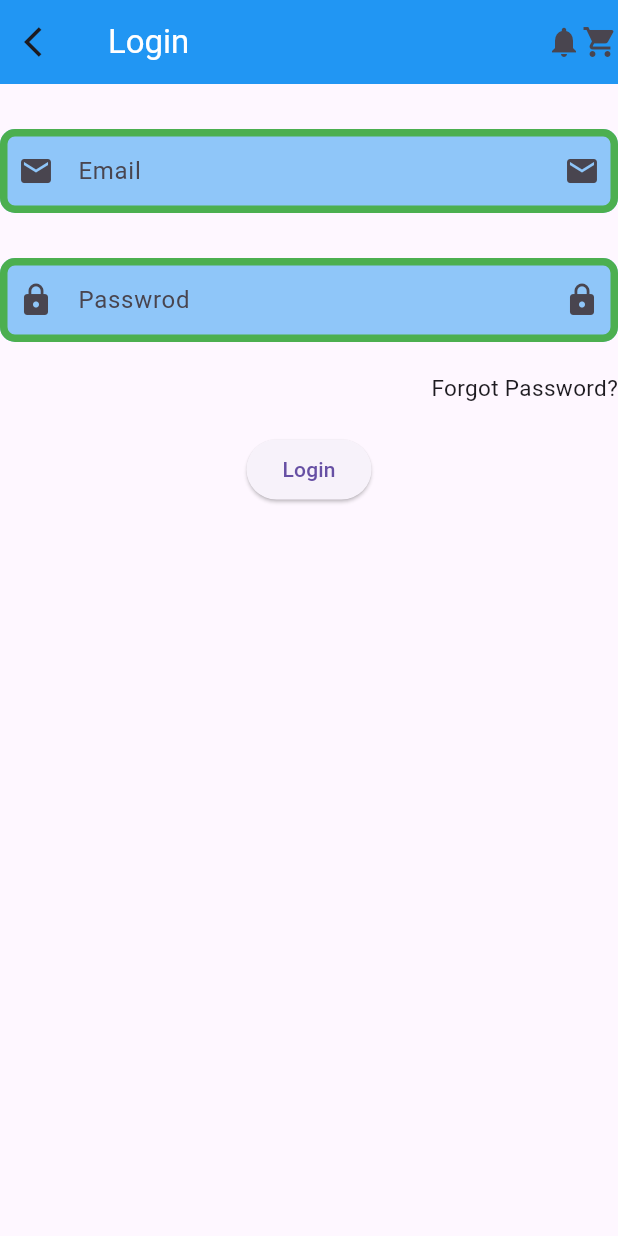
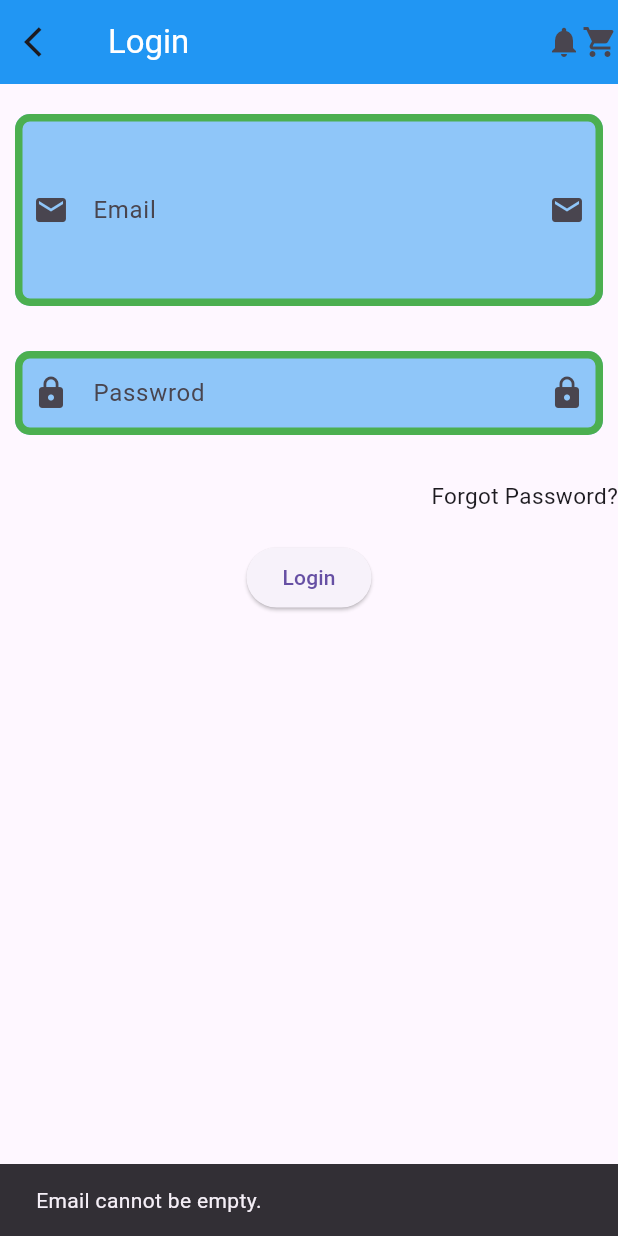
Before and after one commit to MuhammadAliKust/Flutter-B13, a Flutter app: the screen it shows after launch, after a tap on "Login", on a phone screen of 412 x 824 dp. Run offline on Flutter 3.47's test engine with Material 3 defaults, Android fonts, the phone set to English and light mode, and no system bars; our stand-ins replace image_picker, string_validator.

Commit message:
Validation Done

```diff
--- a/lib/login.dart
+++ b/lib/login.dart
@@ -1,7 +1,10 @@
 import 'package:flutter/material.dart';
+import 'package:string_validator/string_validator.dart';
+class LoginView extends StatelessWidget {
+  LoginView({super.key});
 
-class LoginView extends StatelessWidget {
-  const LoginView({super.key});
+  TextEditingController emailController = TextEditingController();
+  TextEditingController pwdController = TextEditingController();
 
   @override
   Widget build(BuildContext context) {
@@ -21,9 +24,13 @@ class LoginView extends StatelessWidget {
       body: Column(
         children: [
           SizedBox(
-            height: 30,
+            height: 10,
           ),
-          TextField(
+          Padding(
+            padding: const EdgeInsets.all(10),
+            child: TextField(
+              controller: emailController,
+              maxLines: 4,
               decoration: InputDecoration(
                   label: Text("Email"),
                   hintText: 'test@gmail.com',
@@ -41,10 +48,17 @@ class LoginView extends StatelessWidget {
                       borderRadius: BorderRadius.circular(10),
                       borderSide: BorderSide(color: Colors.green, width: 5))),
             ),
+          ),
           SizedBox(
-            height: 30,
+            height: 10,
           ),
-          TextField(
+          Padding(
+            padding: const EdgeInsets.all(10.0),
+            child: TextField(
+              controller: pwdController,
+              keyboardType: TextInputType.emailAddress,
+
+              obscureText: true,
               decoration: InputDecoration(
                   label: Text("Passwrod"),
                   hintText: 'Password must be 6 or more characters.',
@@ -62,6 +76,7 @@ class LoginView extends StatelessWidget {
                       borderRadius: BorderRadius.circular(10),
                       borderSide: BorderSide(color: Colors.green, width: 5))),
             ),
+          ),
           SizedBox(
             height: 20,
           ),
@@ -75,7 +90,30 @@ class LoginView extends StatelessWidget {
           SizedBox(
             height: 20,
           ),
-          ElevatedButton(onPressed: () {}, child: Text("Login"))
+          ElevatedButton(
+              onPressed: () {
+                if (emailController.text.isEmpty) {
+                  ScaffoldMessenger.of(context).showSnackBar(
+                      SnackBar(content: Text("Email cannot be empty.")));
+                  return;
+                }
+                if (!emailController.text.isEmail) {
+                  ScaffoldMessenger.of(context).showSnackBar(
+                      SnackBar(content: Text("Kindly enter valid email.")));
+                  return;
+                }
+                if (pwdController.text.isEmpty) {
+                  ScaffoldMessenger.of(context).showSnackBar(
+                      SnackBar(content: Text("Password cannot be empty.")));
+                  return;
+                }
+                if (pwdController.text.length < 6) {
+                  ScaffoldMessenger.of(context).showSnackBar(
+                      SnackBar(content: Text("Password must be 6 or more characters.")));
+                  return;
+                }
+              },
+              child: Text("Login"))
         ],
       ),
     );
--- a/pubspec.yaml
+++ b/pubspec.yaml
@@ -36,6 +36,7 @@ dependencies:
   # Use with the CupertinoIcons class for iOS style icons.
   cupertino_icons: ^1.0.8
   image_picker: ^1.1.2
+  string_validator: ^1.1.0
 
 dev_dependencies:
   flutter_test:
```
Also changed, not shown: pubspec.lock. Lines whose indentation alone changed are shown as unchanged.
